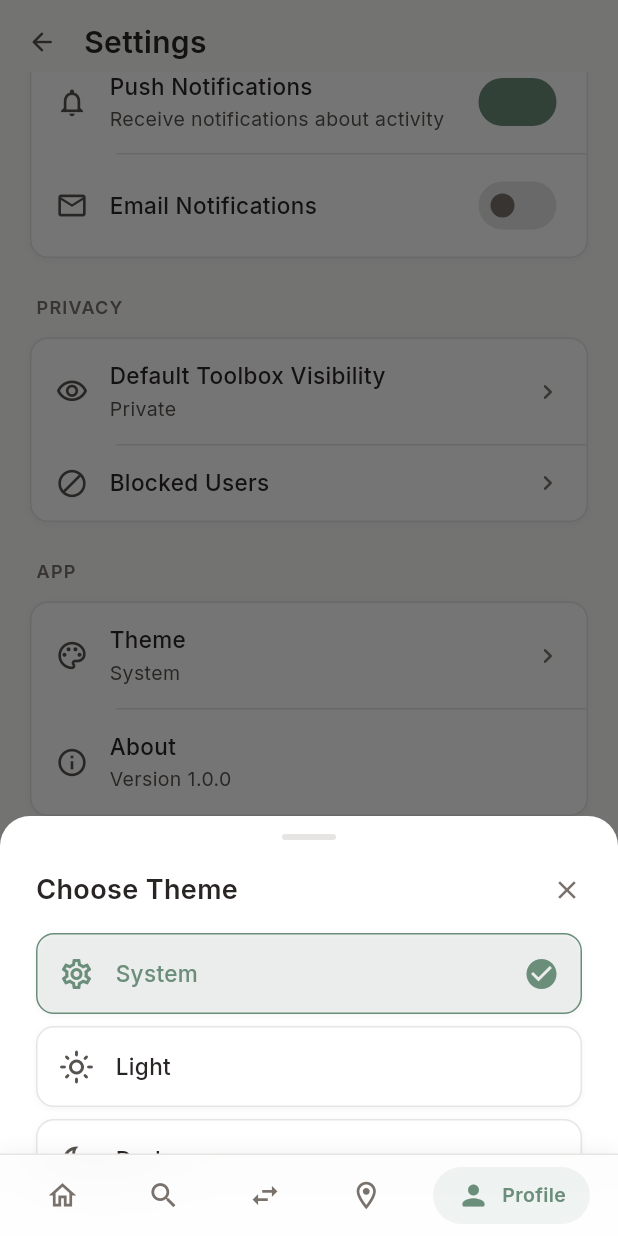
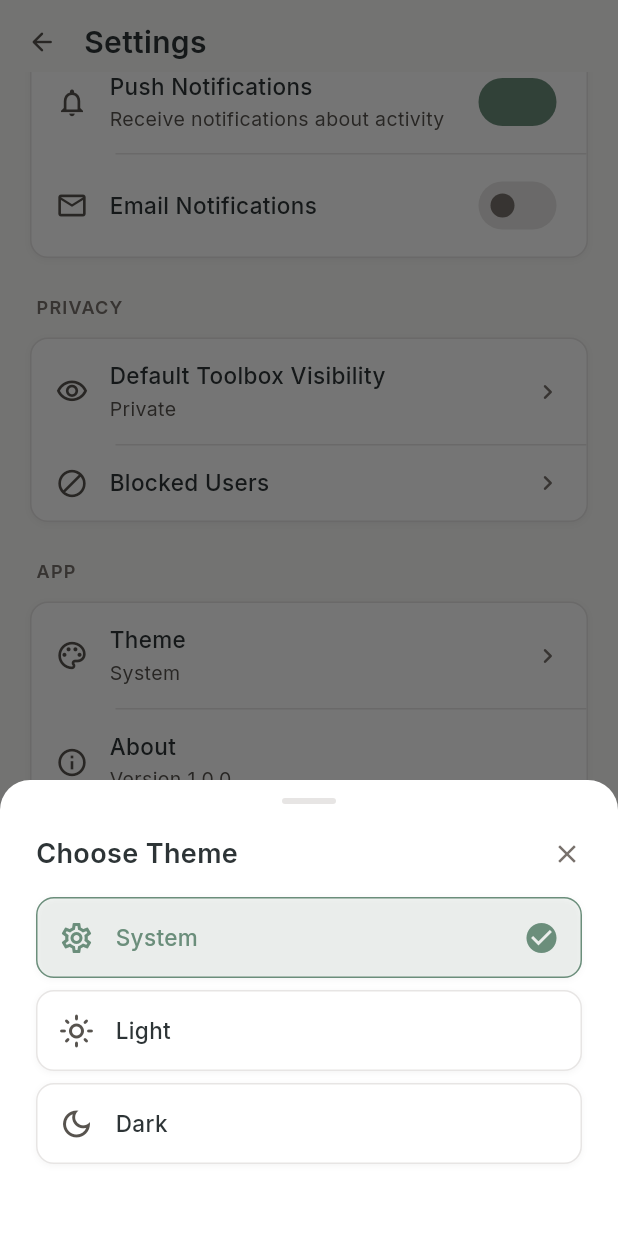
Before and after one commit to toolkudu-gh/toolKUDU, a Flutter app: the SettingsScreen screen opened by its route, scrolled down 240 dp, after a tap on "Theme", on a phone screen of 412 x 824 dp. Run offline on Flutter 3.47's test engine with Material 3 defaults, Android fonts, the phone set to English and light mode, and no system bars; drawn by our look-alikes of flutter_animate; our stand-ins replace dio, flutter_riverpod, flutter_secure_storage, go_router, google_fonts, google_sign_in and 2 more; missing offline and left inert: amazon_cognito_identity_dart_2; accounts and stored records are empty.

Commit message:
Add custom color palette and persistent theme selection
- Update color palette: Sage green primary (#6B8E7B), Terracotta accent (#C77B58), Warm white background (#FAFAF8), Charcoal text (#2D3436)
- Add dark theme variant with matching palette
- Implement theme persistence using SharedPreferences
- Add theme provider for state management
- Fix bottom sheet to appear above navigation bar
- Add CLAUDE.md with project notes

Co-Authored-By: Claude Opus 4.5 <noreply@anthropic.com>

```diff
--- a/frontend/lib/features/profile/screens/settings_screen.dart
+++ b/frontend/lib/features/profile/screens/settings_screen.dart
@@ -7,6 +7,7 @@ import '../../../shared/theme/app_theme.dart';
 import '../../../shared/widgets/app_card.dart';
 import '../../../shared/widgets/app_button.dart';
 import '../../../shared/widgets/app_dialog.dart';
+import '../../../core/providers/theme_provider.dart';
 
 class SettingsScreen extends ConsumerWidget {
   const SettingsScreen({super.key});
@@ -161,8 +162,8 @@ class SettingsScreen extends ConsumerWidget {
                           isDark,
                           icon: Icons.palette_outlined,
                           title: 'Theme',
-                          subtitle: 'System',
-                          onTap: () => _showThemeDialog(context, isDark),
+                          subtitle: _getThemeLabel(ref.watch(themeProvider)),
+                          onTap: () => _showThemeDialog(context, isDark, ref),
                           isFirst: true,
                         ),
                         _buildDivider(isDark),
@@ -370,18 +371,31 @@ class SettingsScreen extends ConsumerWidget {
     );
   }
 
-  void _showThemeDialog(BuildContext context, bool isDark) {
+  String _getThemeLabel(ThemeMode mode) {
+    switch (mode) {
+      case ThemeMode.system:
+        return 'System';
+      case ThemeMode.light:
+        return 'Light';
+      case ThemeMode.dark:
+        return 'Dark';
+    }
+  }
+
+  void _showThemeDialog(BuildContext context, bool isDark, WidgetRef ref) {
+    final currentTheme = ref.read(themeProvider);
+
     AppBottomSheet.show(
       context: context,
       title: 'Choose Theme',
       child: Column(
         mainAxisSize: MainAxisSize.min,
         children: [
-          _buildThemeOption(context, isDark, 'System', Icons.settings_outlined, true),
+          _buildThemeOption(context, isDark, 'System', Icons.settings_outlined, ThemeMode.system, currentTheme, ref),
           const SizedBox(height: 8),
-          _buildThemeOption(context, isDark, 'Light', Icons.light_mode_outlined, false),
+          _buildThemeOption(context, isDark, 'Light', Icons.light_mode_outlined, ThemeMode.light, currentTheme, ref),
           const SizedBox(height: 8),
-          _buildThemeOption(context, isDark, 'Dark', Icons.dark_mode_outlined, false),
+          _buildThemeOption(context, isDark, 'Dark', Icons.dark_mode_outlined, ThemeMode.dark, currentTheme, ref),
         ],
       ),
     );
@@ -392,11 +406,18 @@ class SettingsScreen extends ConsumerWidget {
     bool isDark,
     String title,
     IconData icon,
-    bool isSelected,
+    ThemeMode mode,
+    ThemeMode currentTheme,
+    WidgetRef ref,
   ) {
+    final isSelected = mode == currentTheme;
+
     return AppCard(
       padding: const EdgeInsets.all(14),
-      onTap: () => Navigator.pop(context),
+      onTap: () {
+        ref.read(themeProvider.notifier).setTheme(mode);
+        Navigator.of(context, rootNavigator: true).pop();
+      },
       backgroundColor: isSelected
           ? AppTheme.primaryColor.withOpacity(isDark ? 0.15 : 0.08)
           : null,
--- a/frontend/lib/main.dart
+++ b/frontend/lib/main.dart
@@ -3,6 +3,7 @@ import 'package:flutter_riverpod/flutter_riverpod.dart';
 
 import 'app/router.dart';
 import 'shared/theme/app_theme.dart';
+import 'core/providers/theme_provider.dart';
 
 void main() {
   WidgetsFlutterBinding.ensureInitialized();
@@ -20,13 +21,14 @@ class ToolKuduApp extends ConsumerWidget {
   @override
   Widget build(BuildContext context, WidgetRef ref) {
     final router = ref.watch(routerProvider);
+    final themeMode = ref.watch(themeProvider);
 
     return MaterialApp.router(
       title: 'ToolKUDU',
       debugShowCheckedModeBanner: false,
       theme: AppTheme.lightTheme,
       darkTheme: AppTheme.darkTheme,
-      themeMode: ThemeMode.system,
+      themeMode: themeMode,
       routerConfig: router,
     );
   }
--- a/frontend/lib/shared/theme/app_theme.dart
+++ b/frontend/lib/shared/theme/app_theme.dart
@@ -2,10 +2,11 @@ import 'package:flutter/material.dart';
 import 'package:google_fonts/google_fonts.dart';
 
 class AppTheme {
-  // Shadcn/ui-inspired color palette - Sage green theme
+  // Custom color palette
   static const Color primaryColor = Color(0xFF6B8E7B); // Sage green
   static const Color primaryHover = Color(0xFF5A7A69); // Darker sage
-  static const Color secondaryColor = Color(0xFF8BA898); // Lighter sage
+  static const Color accentColor = Color(0xFFC77B58); // Terracotta
+  static const Color secondaryColor = Color(0xFFC77B58); // Terracotta accent
 
   // Status colors
   static const Color successColor = Color(0xFF10B981); // Emerald
@@ -15,21 +16,21 @@ class AppTheme {
   static const Color errorColor = Color(0xFFEF4444); // Red
   static const Color errorLight = Color(0xFFFEE2E2);
 
-  // Light theme - Warm stone palette
-  static const Color backgroundLight = Color(0xFFFAFAF9); // Stone-50
+  // Light theme - Custom warm palette
+  static const Color backgroundLight = Color(0xFFFAFAF8); // Warm white
   static const Color surfaceLight = Color(0xFFFFFFFF); // White
-  static const Color textPrimaryLight = Color(0xFF292524); // Stone-800
+  static const Color textPrimaryLight = Color(0xFF2D3436); // Charcoal
   static const Color textSecondaryLight = Color(0xFF57534E); // Stone-600
   static const Color textMutedLight = Color(0xFF78716C); // Stone-500
   static const Color borderLight = Color(0xFFE7E5E4); // Stone-200
 
-  // Dark theme - Deep stone
-  static const Color backgroundDark = Color(0xFF1C1917); // Stone-900
-  static const Color surfaceDark = Color(0xFF292524); // Stone-800
-  static const Color textPrimaryDark = Color(0xFFFAFAF9); // Stone-50
-  static const Color textSecondaryDark = Color(0xFFA8A29E); // Stone-400
-  static const Color textMutedDark = Color(0xFF78716C); // Stone-500
-  static const Color borderDark = Color(0xFF44403C); // Stone-700
+  // Dark theme - Custom warm palette (dark variant)
+  static const Color backgroundDark = Color(0xFF1A1D1E); // Dark charcoal
+  static const Color surfaceDark = Color(0xFF2D3436); // Charcoal (matching light text)
+  static const Color textPrimaryDark = Color(0xFFFAFAF8); // Warm white (matching light bg)
+  static const Color textSecondaryDark = Color(0xFFB8C4C2); // Muted sage
+  static const Color textMutedDark = Color(0xFF8B9A96); // Darker muted sage
+  static const Color borderDark = Color(0xFF3D4547); // Lighter charcoal
 
   // Border radii
   static const double radiusSm = 6.0;
--- a/frontend/lib/shared/widgets/app_dialog.dart
+++ b/frontend/lib/shared/widgets/app_dialog.dart
@@ -303,6 +303,7 @@ class AppBottomSheet extends StatelessWidget {
       context: context,
       isScrollControlled: isScrollControlled,
       backgroundColor: Colors.transparent,
+      useRootNavigator: true,
       builder: (context) => AppBottomSheet(
         title: title,
         actions: actions,
@@ -408,6 +409,11 @@ class AppBottomSheet extends StatelessWidget {
                   }).toList(),
                 ),
               ),
+            )
+          else
+            SafeArea(
+              top: false,
+              child: const SizedBox(height: 24),
             ),
         ],
       ),
```
Also changed, not shown: frontend/lib/core/providers/theme_provider.dart (added, +33 -0 lines), 1 other file.
